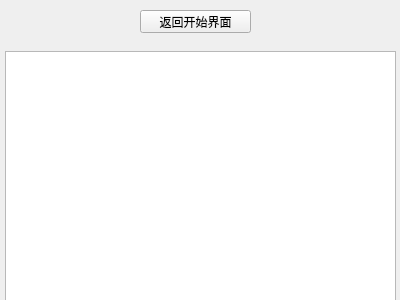
The window that game/WINDOW/gamewindow.ui (2018YX-game/repo) describes before a commit, drawn with Qt 5.
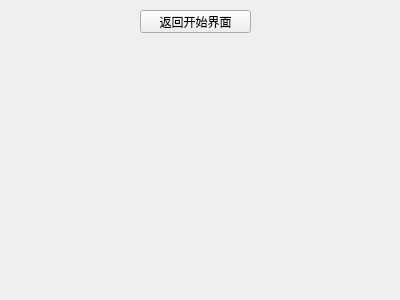
The same window after the commit.

Commit message: 游戏界面修改

The edit to the form file:
```diff
--- a/game/WINDOW/gamewindow.ui
+++ b/game/WINDOW/gamewindow.ui
@@ -26,16 +26,6 @@
     <string>返回开始界面</string>
    </property>
   </widget>
-  <widget class="QTableView" name="tableView">
-   <property name="geometry">
-    <rect>
-     <x>5</x>
-     <y>51</y>
-     <width>391</width>
-     <height>251</height>
-    </rect>
-   </property>
-  </widget>
  </widget>
  <layoutdefault spacing="6" margin="11"/>
  <resources/>
```
The commit also changes 2 other files.
